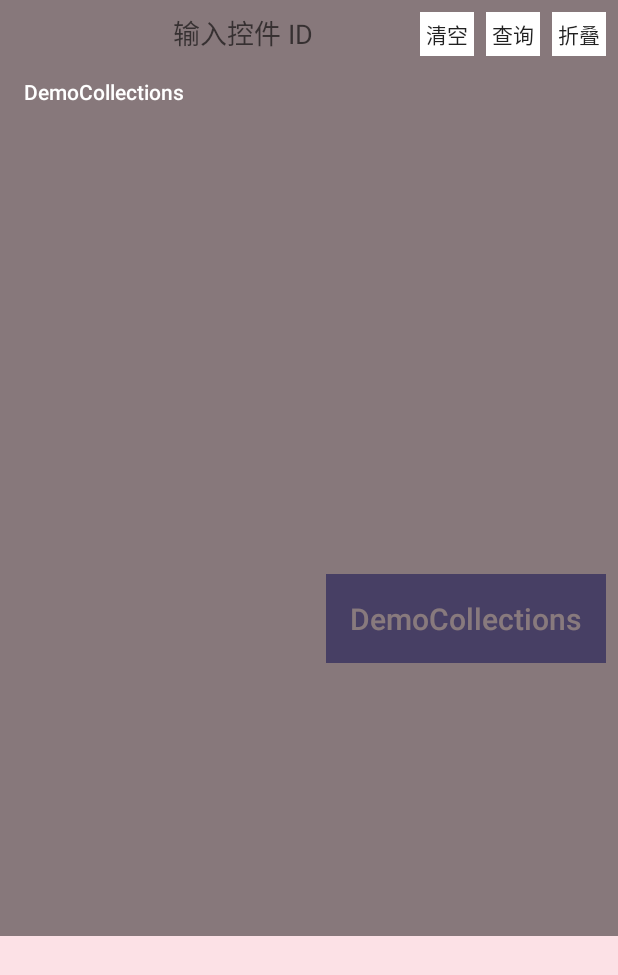
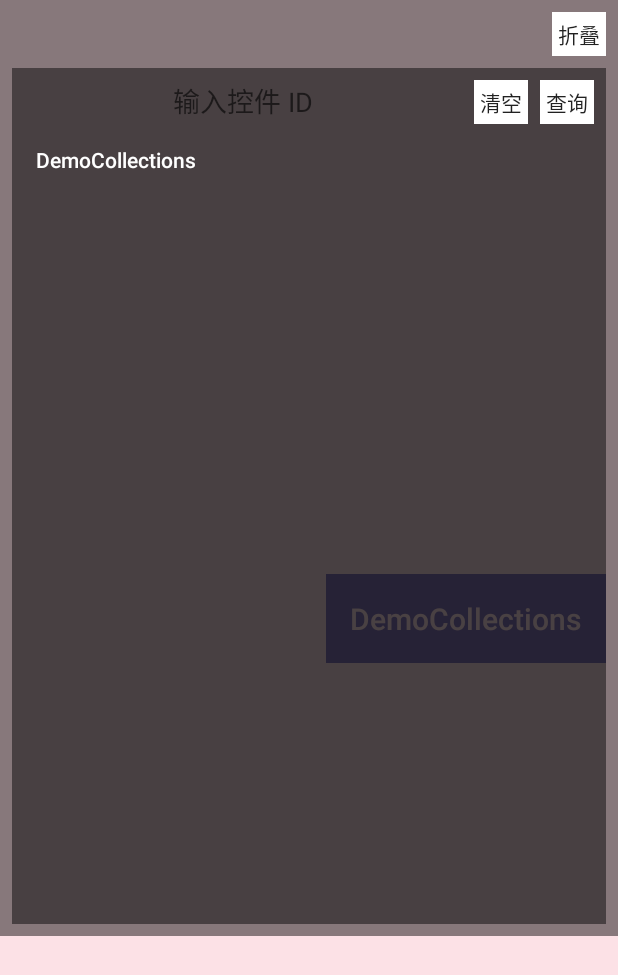
Before and after one commit to backslasha/DemoCollections, an Android app: the DebugActivity screen opened directly, with no data from a screen before it, on a phone screen of 412 x 824 dp. Shown: the top 975 px of the screen. Run offline under Robolectric (Android 15) with nearby library versions, the phone set to English and light mode, and no system bars; our stand-ins replace CircleImageView; 1 statement that could not run was skipped.

Commit message:
debug view: 1.expandable; 2.set visibility -- patch2.

```diff
--- a/app/src/main/res/layout/item_stardard_image_view.xml
+++ b/app/src/main/res/layout/item_stardard_image_view.xml
@@ -5,7 +5,6 @@
     android:layout_width="wrap_content"
     android:layout_height="wrap_content"
     android:layout_marginStart="8dp"
-    android:id="@+id/iv_standard"
     android:layout_marginTop="8dp"
     android:src="@drawable/pic"
     tools:ignore="ContentDescription" />
--- a/app/src/main/res/layout/view_debug.xml
+++ b/app/src/main/res/layout/view_debug.xml
@@ -6,7 +6,28 @@
     android:layout_width="match_parent"
     android:layout_height="match_parent"
     tools:ignore="HardcodedText"
-    tools:parentTag="android.support.constraint.ConstraintLayout">
+    tools:parentTag="android.widget.RelativeLayout">
+
+    <TextView
+        android:id="@+id/btn_toggle"
+        android:layout_width="wrap_content"
+        android:layout_height="wrap_content"
+        android:layout_alignParentTop="true"
+        android:layout_alignParentEnd="true"
+        android:background="@android:color/white"
+        android:padding="4dp"
+        android:tag="true"
+        android:textSize="14sp"
+        tools:text="折叠" />
+
+    <android.support.constraint.ConstraintLayout
+        android:id="@+id/group_debug"
+        android:layout_width="match_parent"
+        android:layout_height="match_parent"
+        android:layout_below="@id/btn_toggle"
+        android:layout_marginTop="8dp"
+        android:background="@color/dark_translucent"
+        android:padding="8dp">
 
         <EditText
             android:id="@+id/edt_debug"
@@ -18,7 +39,7 @@
             android:gravity="center"
             android:hint="输入控件 ID"
             android:inputType="text"
-        app:layout_constraintEnd_toStartOf="@+id/btn_query"
+            app:layout_constraintEnd_toStartOf="@+id/btn_clean"
             app:layout_constraintStart_toStartOf="parent"
             app:layout_constraintTop_toTopOf="parent"
             tools:ignore="Autofill,LabelFor,RelativeOverlap" />
@@ -40,27 +61,12 @@
             android:id="@+id/btn_query"
             android:layout_width="wrap_content"
             android:layout_height="wrap_content"
-        android:layout_marginTop="0dp"
-        android:layout_marginEnd="8dp"
             android:background="@android:color/white"
             android:padding="4dp"
             android:text="查询"
             android:textSize="14sp"
-        app:layout_constraintEnd_toStartOf="@+id/btn_toggle"
+            app:layout_constraintEnd_toEndOf="parent"
             app:layout_constraintTop_toTopOf="@+id/edt_debug" />
-
-    <TextView
-        android:id="@+id/btn_toggle"
-        android:layout_width="wrap_content"
-        android:layout_height="wrap_content"
-        android:layout_marginTop="0dp"
-        android:background="@android:color/white"
-        android:padding="4dp"
-        android:tag="true"
-        android:textSize="14sp"
-        app:layout_constraintEnd_toEndOf="parent"
-        app:layout_constraintTop_toTopOf="@+id/btn_query"
-        tools:text="折叠" />
 
         <TextView
             android:id="@+id/tv_debug"
@@ -78,11 +84,5 @@
             app:layout_constraintStart_toStartOf="parent"
             app:layout_constraintTop_toBottomOf="@+id/edt_debug" />
 
-    <android.support.constraint.Group
-        android:id="@+id/group_debug"
-        android:layout_width="wrap_content"
-        android:layout_height="wrap_content"
-        app:constraint_referenced_ids="edt_debug,btn_query,tv_debug,btn_clean" />
-
-
+    </android.support.constraint.ConstraintLayout>
 </merge>
```
Also changed, not shown: app/src/main/java/yhb/dc/demo/customview/custom_view/debug/DebugActivity.java (+9 -0 lines), app/src/main/java/yhb/dc/demo/customview/custom_view/debug/DebugView.kt (+31 -35 lines). Lines whose indentation alone changed are shown as unchanged.
